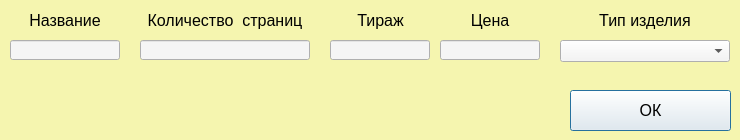
First picture: the form in UI/AddProduct.ui, repository Tokiwokoe/PrintDatabase, before the edit.
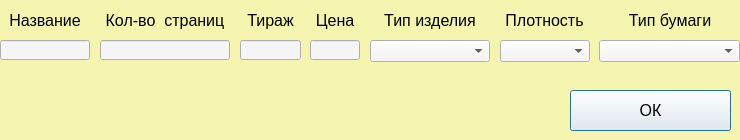
Second picture: the form after the edit.

```diff
--- a/UI/AddProduct.ui
+++ b/UI/AddProduct.ui
@@ -19,9 +19,9 @@
   <widget class="QLineEdit" name="publication">
    <property name="geometry">
     <rect>
-     <x>10</x>
+     <x>0</x>
      <y>40</y>
-     <width>110</width>
+     <width>90</width>
      <height>20</height>
     </rect>
    </property>
@@ -37,9 +37,9 @@
   <widget class="QLineEdit" name="count">
    <property name="geometry">
     <rect>
-     <x>140</x>
+     <x>100</x>
      <y>40</y>
-     <width>170</width>
+     <width>130</width>
      <height>20</height>
     </rect>
    </property>
@@ -55,9 +55,9 @@
   <widget class="QLineEdit" name="price">
    <property name="geometry">
     <rect>
-     <x>440</x>
+     <x>310</x>
      <y>40</y>
-     <width>100</width>
+     <width>50</width>
      <height>20</height>
     </rect>
    </property>
@@ -73,9 +73,9 @@
   <widget class="QLabel" name="label_3">
    <property name="geometry">
     <rect>
-     <x>10</x>
+     <x>0</x>
      <y>10</y>
-     <width>110</width>
+     <width>90</width>
      <height>20</height>
     </rect>
    </property>
@@ -94,9 +94,9 @@
   <widget class="QLabel" name="label_5">
    <property name="geometry">
     <rect>
-     <x>140</x>
+     <x>100</x>
      <y>10</y>
-     <width>170</width>
+     <width>130</width>
      <height>20</height>
     </rect>
    </property>
@@ -106,7 +106,7 @@
 font: &quot;Arial Black&quot;;</string>
    </property>
    <property name="text">
-    <string>Количество  страниц</string>
+    <string>Кол-во  страниц</string>
    </property>
    <property name="alignment">
     <set>Qt::AlignCenter</set>
@@ -115,9 +115,9 @@
   <widget class="QLabel" name="label_7">
    <property name="geometry">
     <rect>
-     <x>330</x>
+     <x>240</x>
      <y>10</y>
-     <width>101</width>
+     <width>61</width>
      <height>20</height>
     </rect>
    </property>
@@ -136,9 +136,9 @@
   <widget class="QLabel" name="label_8">
    <property name="geometry">
     <rect>
-     <x>440</x>
+     <x>310</x>
      <y>10</y>
-     <width>100</width>
+     <width>50</width>
      <height>20</height>
     </rect>
    </property>
@@ -196,9 +196,9 @@
   <widget class="QLineEdit" name="calculation">
    <property name="geometry">
     <rect>
-     <x>330</x>
+     <x>240</x>
      <y>40</y>
-     <width>100</width>
+     <width>61</width>
      <height>20</height>
     </rect>
    </property>
@@ -214,9 +214,9 @@
   <widget class="QComboBox" name="prod_type">
    <property name="geometry">
     <rect>
-     <x>560</x>
+     <x>370</x>
      <y>40</y>
-     <width>170</width>
+     <width>120</width>
      <height>22</height>
     </rect>
    </property>
@@ -229,9 +229,9 @@
   <widget class="QLabel" name="label_9">
    <property name="geometry">
     <rect>
-     <x>560</x>
+     <x>370</x>
      <y>10</y>
-     <width>170</width>
+     <width>120</width>
      <height>20</height>
     </rect>
    </property>
@@ -247,6 +247,78 @@
     <set>Qt::AlignCenter</set>
    </property>
   </widget>
+  <widget class="QLabel" name="label_10">
+   <property name="geometry">
+    <rect>
+     <x>500</x>
+     <y>10</y>
+     <width>89</width>
+     <height>20</height>
+    </rect>
+   </property>
+   <property name="styleSheet">
+    <string notr="true">color: rgb(0, 0, 0);
+font-size: 16px;
+font: &quot;Arial Black&quot;;</string>
+   </property>
+   <property name="text">
+    <string>Плотность</string>
+   </property>
+   <property name="alignment">
+    <set>Qt::AlignCenter</set>
+   </property>
+  </widget>
+  <widget class="QComboBox" name="density">
+   <property name="geometry">
+    <rect>
+     <x>500</x>
+     <y>40</y>
+     <width>90</width>
+     <height>22</height>
+    </rect>
+   </property>
+   <property name="styleSheet">
+    <string notr="true">font-size: 16px;
+font: &quot;Yu Gothic UI Semibold&quot;;
+background-color: rgb(245, 245, 245)</string>
+   </property>
+  </widget>
+  <widget class="QLabel" name="label_11">
+   <property name="geometry">
+    <rect>
+     <x>600</x>
+     <y>10</y>
+     <width>140</width>
+     <height>20</height>
+    </rect>
+   </property>
+   <property name="styleSheet">
+    <string notr="true">color: rgb(0, 0, 0);
+font-size: 16px;
+font: &quot;Arial Black&quot;;</string>
+   </property>
+   <property name="text">
+    <string>Тип бумаги</string>
+   </property>
+   <property name="alignment">
+    <set>Qt::AlignCenter</set>
+   </property>
+  </widget>
+  <widget class="QComboBox" name="paper">
+   <property name="geometry">
+    <rect>
+     <x>599</x>
+     <y>40</y>
+     <width>141</width>
+     <height>22</height>
+    </rect>
+   </property>
+   <property name="styleSheet">
+    <string notr="true">font-size: 16px;
+font: &quot;Yu Gothic UI Semibold&quot;;
+background-color: rgb(245, 245, 245)</string>
+   </property>
+  </widget>
  </widget>
  <resources/>
  <connections/>
```
